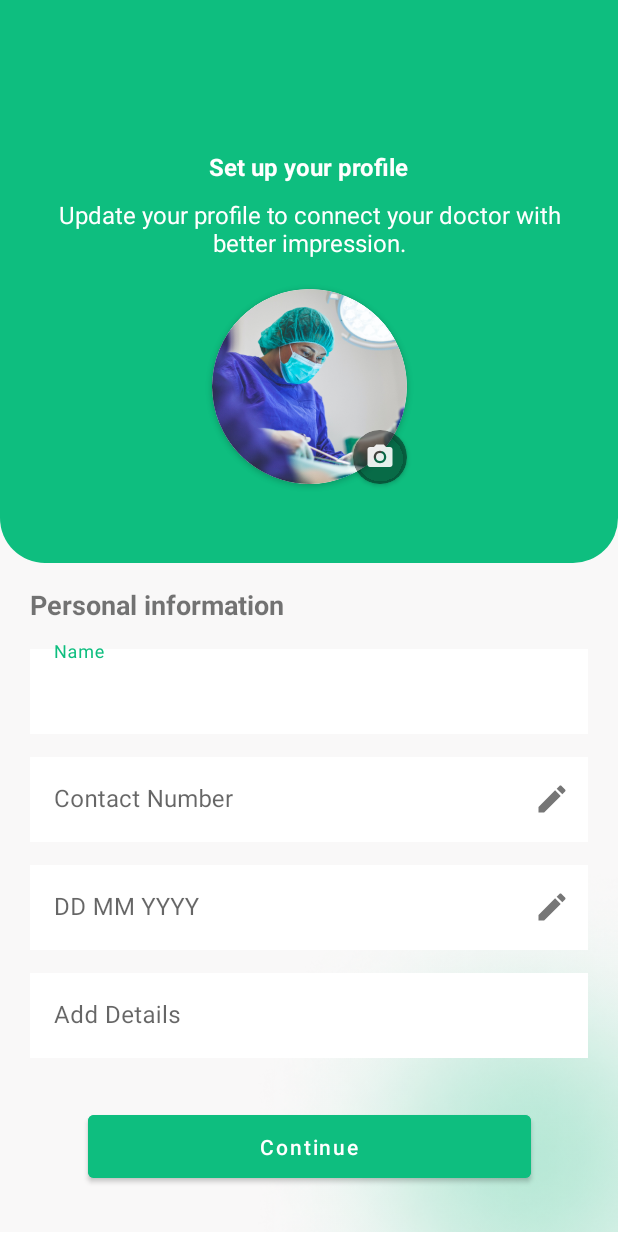
After one commit to CelsoMatiazi/DH_MedicalSchedule, an Android app: the ProfileActivity screen opened directly, with no data from a screen before it, on a phone screen of 412 x 824 dp. The commit adds this screen. Run offline under Robolectric (Android 15) with nearby library versions, the phone set to English and light mode, and no system bars.

Commit message:
ajustando o layout

```diff
--- a/app/src/main/java/com/matiazicelso/medicalschedule/ui/login/LoginFragment.kt
+++ b/app/src/main/java/com/matiazicelso/medicalschedule/ui/login/LoginFragment.kt
@@ -50,7 +50,6 @@ class LoginFragment : Fragment(R.layout.fragment_login) {
         }
 
 
-
         forgotBtn.setOnClickListener {
             parentFragmentManager.let {
                 ForgotPasswordFragment.newInstance(Bundle()).apply {
--- a/app/src/main/java/com/matiazicelso/medicalschedule/ui/login/SignUpFragment.kt
+++ b/app/src/main/java/com/matiazicelso/medicalschedule/ui/login/SignUpFragment.kt
@@ -1,5 +1,6 @@
 package com.matiazicelso.medicalschedule.ui.login
 
+import android.content.Intent
 import android.os.Bundle
 import androidx.fragment.app.Fragment
 import android.view.LayoutInflater
@@ -7,6 +8,7 @@ import android.view.View
 import android.view.ViewGroup
 import android.widget.TextView
 import com.matiazicelso.medicalschedule.R
+import com.matiazicelso.medicalschedule.ui.profile.ProfileActivity
 
 
 class SignUpFragment : Fragment(R.layout.fragment_sign_up) {
@@ -15,10 +17,18 @@ class SignUpFragment : Fragment(R.layout.fragment_sign_up) {
         super.onViewCreated(view, savedInstanceState)
 
         val backToLogin = view.findViewById<TextView>(R.id.signup_have_account)
+        val signup = view.findViewById<TextView>(R.id.signup_btn)
 
         backToLogin.setOnClickListener {
             activity?.onBackPressed()
         }
+
+        signup.setOnClickListener {
+            val intent = Intent(view.context, ProfileActivity::class.java)
+            startActivity(intent)
+        }
+
+
     }
 
 
--- /dev/null
+++ b/app/src/main/java/com/matiazicelso/medicalschedule/ui/profile/ProfileActivity.kt
@@ -0,0 +1,13 @@
+package com.matiazicelso.medicalschedule.ui.profile
+
+import androidx.appcompat.app.AppCompatActivity
+import android.os.Bundle
+import com.matiazicelso.medicalschedule.R
+
+class ProfileActivity : AppCompatActivity() {
+    override fun onCreate(savedInstanceState: Bundle?) {
+        super.onCreate(savedInstanceState)
+        setContentView(R.layout.activity_profile)
+        this.supportActionBar?.hide()
+    }
+}
--- a/app/src/main/java/com/matiazicelso/medicalschedule/viewModel/LoginViewModel.kt
+++ b/app/src/main/java/com/matiazicelso/medicalschedule/viewModel/LoginViewModel.kt
@@ -16,13 +16,13 @@ class LoginViewModel: ViewModel() {
 
     private val request = RequestApi()
 
-    private val _login = MutableLiveData<Boolean>()
+//    private val _login = MutableLiveData<Boolean>()
+//    val login: LiveData<Boolean>
+//        get() = _login
+
+    private val _login = SingleEventLiveData<Boolean>()
     val login: LiveData<Boolean>
         get() = _login
-
-//    private val _login = SingleEventLiveData<Boolean>()
-//    val login: LiveData<Boolean>
-//        get() = _login
 
 
     private val _progressBar = MutableLiveData<Boolean>()
@@ -35,7 +35,7 @@ class LoginViewModel: ViewModel() {
         viewModelScope.launch {
             try {
                 _progressBar.value = true
-                delay(2000)
+                 delay(2000)
                 _login.value = request.login(email,password)
             }catch(ex: Exception){
                 Log.e("ERROR", "Ocoreu um erro")
--- /dev/null
+++ b/app/src/main/res/drawable/bottom_border.xml
@@ -0,0 +1,9 @@
+<?xml version="1.0" encoding="utf-8"?>
+<shape xmlns:android="http://schemas.android.com/apk/res/android">
+
+    <corners
+        android:bottomLeftRadius="30dp"
+        android:bottomRightRadius="30dp"
+    />
+    <solid android:color="@color/green"/>
+</shape>
--- /dev/null
+++ b/app/src/main/res/drawable/ic_baseline_edit_24.xml
@@ -0,0 +1,5 @@
+<vector android:alpha="0.9" android:height="24dp" android:tint="#4E4949"
+    android:viewportHeight="24" android:viewportWidth="24"
+    android:width="24dp" xmlns:android="http://schemas.android.com/apk/res/android">
+    <path android:fillColor="@android:color/white" android:pathData="M3,17.25V21h3.75L17.81,9.94l-3.75,-3.75L3,17.25zM20.71,7.04c0.39,-0.39 0.39,-1.02 0,-1.41l-2.34,-2.34c-0.39,-0.39 -1.02,-0.39 -1.41,0l-1.83,1.83 3.75,3.75 1.83,-1.83z"/>
+</vector>
--- /dev/null
+++ b/app/src/main/res/drawable/ic_baseline_photo_camera_24.xml
@@ -0,0 +1,6 @@
+<vector android:alpha="0.9" android:height="24dp" android:tint="#FFFFFF"
+    android:viewportHeight="24" android:viewportWidth="24"
+    android:width="24dp" xmlns:android="http://schemas.android.com/apk/res/android">
+    <path android:fillColor="@android:color/white" android:pathData="M12,12m-3.2,0a3.2,3.2 0,1 1,6.4 0a3.2,3.2 0,1 1,-6.4 0"/>
+    <path android:fillColor="@android:color/white" android:pathData="M9,2L7.17,4L4,4c-1.1,0 -2,0.9 -2,2v12c0,1.1 0.9,2 2,2h16c1.1,0 2,-0.9 2,-2L22,6c0,-1.1 -0.9,-2 -2,-2h-3.17L15,2L9,2zM12,17c-2.76,0 -5,-2.24 -5,-5s2.24,-5 5,-5 5,2.24 5,5 -2.24,5 -5,5z"/>
+</vector>
--- /dev/null
+++ b/app/src/main/res/layout/activity_profile.xml
@@ -0,0 +1,226 @@
+<?xml version="1.0" encoding="utf-8"?>
+
+
+<ScrollView xmlns:tools="http://schemas.android.com/tools"
+    xmlns:app="http://schemas.android.com/apk/res-auto"
+    xmlns:android="http://schemas.android.com/apk/res/android"
+    tools:context=".ui.profile.ProfileActivity"
+    android:layout_width="match_parent"
+    android:layout_height="match_parent">
+
+
+    <androidx.constraintlayout.widget.ConstraintLayout
+        android:layout_width="match_parent"
+        android:layout_height="match_parent"
+        android:background="@color/white_ice">
+
+        <View
+            android:layout_width="256dp"
+            android:layout_height="256dp"
+            android:background="@drawable/ellipse_green"
+            app:layout_constraintBottom_toBottomOf="parent"
+            app:layout_constraintEnd_toEndOf="parent"
+        />
+
+
+        <View
+            android:id="@+id/profile_header"
+            android:layout_width="match_parent"
+            android:layout_height="375dp"
+            app:layout_constraintTop_toTopOf="parent"
+            android:background="@drawable/bottom_border"
+            />
+
+
+        <TextView
+            android:id="@+id/profile_header_title"
+            android:layout_width="wrap_content"
+            android:layout_height="wrap_content"
+            app:layout_constraintTop_toTopOf="@id/profile_header"
+            app:layout_constraintStart_toStartOf="@id/profile_header"
+            app:layout_constraintEnd_toEndOf="@id/profile_header"
+            android:text="Set up your profile"
+            android:textSize="16sp"
+            android:textColor="@color/white"
+            android:textStyle="bold"
+            android:layout_marginTop="100dp"
+            />
+
+        <TextView
+            android:id="@+id/profile_subtitle"
+            android:layout_width="wrap_content"
+            android:layout_height="wrap_content"
+            app:layout_constraintTop_toBottomOf="@id/profile_header_title"
+            app:layout_constraintStart_toStartOf="@id/profile_header"
+            app:layout_constraintEnd_toEndOf="@id/profile_header"
+            android:textSize="16sp"
+            android:textColor="@color/white"
+            android:text="Update your profile to connect your doctor with better impression."
+            android:paddingHorizontal="30dp"
+            android:layout_marginTop="10dp"
+            android:textAlignment="center"
+            />
+
+
+        <androidx.cardview.widget.CardView
+            android:id="@+id/profile_card_img"
+            android:layout_width="130dp"
+            android:layout_height="130dp"
+            app:layout_constraintTop_toBottomOf="@id/profile_subtitle"
+            app:layout_constraintStart_toStartOf="@id/profile_header"
+            app:layout_constraintEnd_toEndOf="@id/profile_header"
+            app:cardCornerRadius="65dp"
+            android:layout_marginTop="20dp">
+
+            <ImageView
+                android:layout_width="match_parent"
+                android:layout_height="match_parent"
+                android:src="@drawable/presentation_img_one"
+                />
+
+        </androidx.cardview.widget.CardView>
+
+
+        <androidx.cardview.widget.CardView
+            android:layout_width="36dp"
+            android:layout_height="36dp"
+            app:layout_constraintBottom_toBottomOf="@id/profile_card_img"
+            app:layout_constraintEnd_toEndOf="@id/profile_card_img"
+            app:cardCornerRadius="17.5dp"
+            android:backgroundTint="@color/black_trasp">
+
+            <ImageView
+                android:layout_width="match_parent"
+                android:layout_height="match_parent"
+                android:src="@drawable/ic_baseline_photo_camera_24"
+                android:layout_margin="8dp"
+                />
+
+        </androidx.cardview.widget.CardView>
+
+
+        <TextView
+            android:id="@+id/profile_body_title"
+            android:layout_width="wrap_content"
+            android:layout_height="wrap_content"
+            app:layout_constraintTop_toBottomOf="@id/profile_header"
+            app:layout_constraintStart_toStartOf="parent"
+            android:layout_marginStart="20dp"
+            android:layout_marginTop="15dp"
+            android:text="Personal information"
+            android:textSize="18sp"
+            android:textStyle="bold"
+
+            />
+
+
+        <com.google.android.material.textfield.TextInputLayout
+            android:id="@+id/profile_input_name"
+            android:layout_width="match_parent"
+            android:layout_height="wrap_content"
+            app:layout_constraintTop_toBottomOf="@id/profile_body_title"
+            app:layout_constraintStart_toStartOf="parent"
+            app:layout_constraintEnd_toEndOf="parent"
+            android:layout_marginTop="12dp"
+            android:layout_marginHorizontal="20dp"
+            android:hint="Name"
+
+            style="@style/Widget.MaterialComponents.TextInputLayout.OutlinedBox"
+            >
+
+            <com.google.android.material.textfield.TextInputEditText
+                android:layout_width="match_parent"
+                android:layout_height="match_parent"
+                android:background="@color/white"
+
+                />
+        </com.google.android.material.textfield.TextInputLayout>
+
+
+        <com.google.android.material.textfield.TextInputLayout
+            android:id="@+id/profile_input_number"
+            android:layout_width="match_parent"
+            android:layout_height="wrap_content"
+            app:layout_constraintTop_toBottomOf="@id/profile_input_name"
+            app:layout_constraintStart_toStartOf="parent"
+            app:layout_constraintEnd_toEndOf="parent"
+            android:layout_marginTop="10dp"
+            android:layout_marginHorizontal="20dp"
+            android:hint="Contact Number"
+            app:endIconDrawable="@drawable/ic_baseline_edit_24"
+            app:endIconMode="custom"
+            style="@style/Widget.MaterialComponents.TextInputLayout.OutlinedBox"
+            >
+
+            <com.google.android.material.textfield.TextInputEditText
+
+                android:layout_width="match_parent"
+                android:layout_height="match_parent"
+                android:background="@color/white"
+                />
+        </com.google.android.material.textfield.TextInputLayout>
+
+
+        <com.google.android.material.textfield.TextInputLayout
+            android:id="@+id/profile_input_date"
+            android:layout_width="match_parent"
+            android:layout_height="wrap_content"
+            app:layout_constraintTop_toBottomOf="@id/profile_input_number"
+            app:layout_constraintStart_toStartOf="parent"
+            app:layout_constraintEnd_toEndOf="parent"
+            android:layout_marginTop="10dp"
+            android:layout_marginHorizontal="20dp"
+            android:hint="DD MM YYYY"
+            app:endIconDrawable="@drawable/ic_baseline_edit_24"
+            app:endIconMode="custom"
+            style="@style/Widget.MaterialComponents.TextInputLayout.OutlinedBox"
+            >
+
+            <com.google.android.material.textfield.TextInputEditText
+                android:layout_width="match_parent"
+                android:layout_height="match_parent"
+                android:background="@color/white"
+                />
+        </com.google.android.material.textfield.TextInputLayout>
+
+
+        <com.google.android.material.textfield.TextInputLayout
+            android:id="@+id/profile_input_location"
+            android:layout_width="match_parent"
+            android:layout_height="wrap_content"
+            app:layout_constraintTop_toBottomOf="@id/profile_input_date"
+            app:layout_constraintStart_toStartOf="parent"
+            app:layout_constraintEnd_toEndOf="parent"
+            android:layout_marginTop="10dp"
+            android:layout_marginHorizontal="20dp"
+            android:hint="Add Details"
+            style="@style/Widget.MaterialComponents.TextInputLayout.OutlinedBox"
+            >
+
+            <com.google.android.material.textfield.TextInputEditText
+                android:layout_width="match_parent"
+                android:layout_height="match_parent"
+                android:background="@color/white"
+                />
+        </com.google.android.material.textfield.TextInputLayout>
+
+        <Button
+            android:id="@+id/profile_continue_btn"
+            android:layout_width="295dp"
+            android:layout_height="54dp"
+            app:layout_constraintTop_toBottomOf="@id/profile_input_location"
+            app:layout_constraintStart_toStartOf="parent"
+            app:layout_constraintEnd_toEndOf="parent"
+            android:layout_marginTop="32dp"
+            app:layout_constraintBottom_toBottomOf="parent"
+            android:text="Continue"
+            android:textAllCaps="false"
+            android:backgroundTint="@color/green"
+            android:layout_marginBottom="30dp"
+
+            />
+
+
+    </androidx.constraintlayout.widget.ConstraintLayout>
+
+</ScrollView>
--- a/app/src/main/res/values/colors.xml
+++ b/app/src/main/res/values/colors.xml
@@ -6,7 +6,9 @@
     <color name="teal_200">#FF03DAC5</color>
     <color name="teal_700">#FF018786</color>
     <color name="black">#FF000000</color>
+    <color name="black_trasp">#70000000</color>
     <color name="white">#FFFFFFFF</color>
+    <color name="white_ice">#F9F8F8</color>
     <color name="green">#0EBE7F</color>
     <color name="green_transp">#600EBE7F</color>
     <color name="blue">#61CEFF</color>
--- a/app/src/main/res/values/themes.xml
+++ b/app/src/main/res/values/themes.xml
@@ -2,8 +2,8 @@
     <!-- Base application theme. -->
     <style name="Theme.MedicalSchedule" parent="Theme.MaterialComponents.DayNight.DarkActionBar">
         <!-- Primary brand color. -->
-        <item name="colorPrimary">@color/purple_500</item>
-        <item name="colorPrimaryVariant">@color/purple_700</item>
+        <item name="colorPrimary">@color/green</item>
+        <item name="colorPrimaryVariant">@color/green</item>
         <item name="colorOnPrimary">@color/white</item>
         <!-- Secondary brand color. -->
         <item name="colorSecondary">@color/teal_200</item>
--- a/build.gradle
+++ b/build.gradle
@@ -1,7 +1,7 @@
 // Top-level build file where you can add configuration options common to all sub-projects/modules.
 plugins {
-    id 'com.android.application' version '7.1.0' apply false
-    id 'com.android.library' version '7.1.0' apply false
+    id 'com.android.application' version '7.1.1' apply false
+    id 'com.android.library' version '7.1.1' apply false
     id 'org.jetbrains.kotlin.android' version '1.6.10' apply false
 }
 
```
Also changed, not shown: app/src/main/AndroidManifest.xml (+6 -6 lines).
